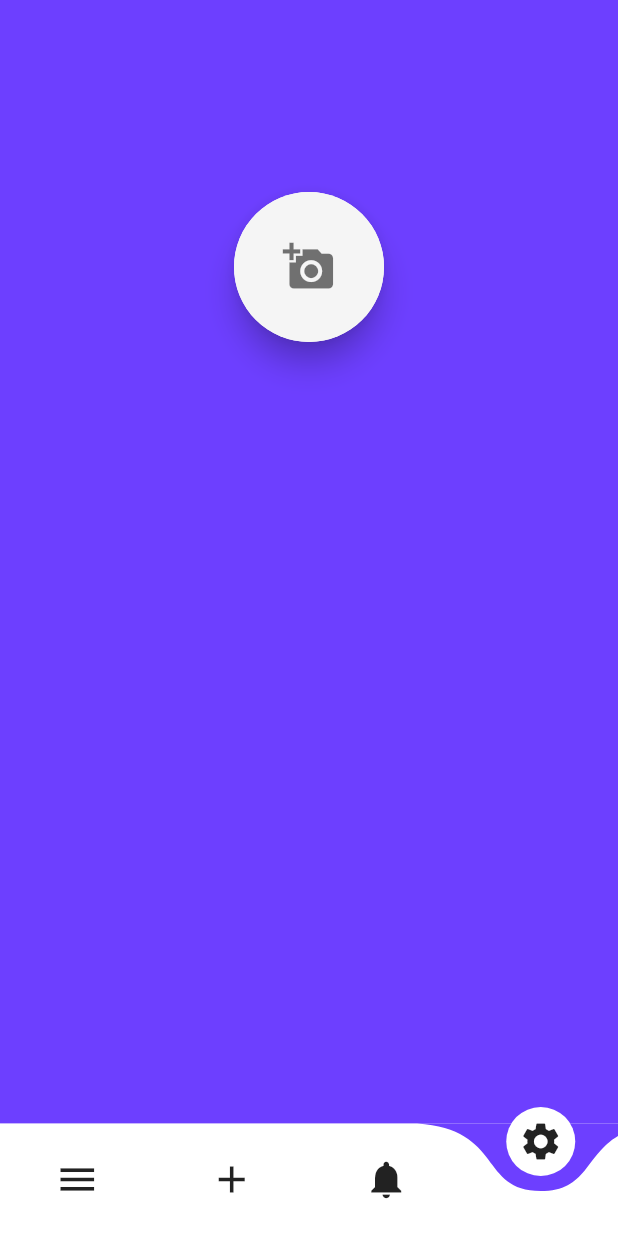
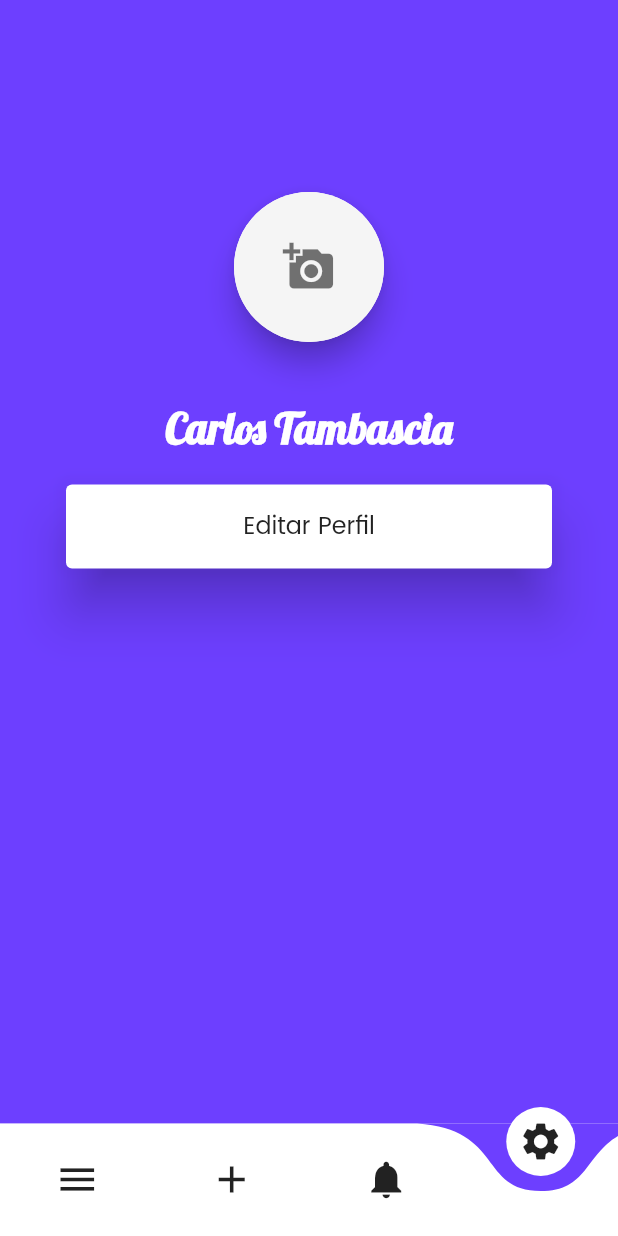
Before and after one commit to CarlosAndresTambascia/letsrun, a Flutter app: the HomeScreen screen opened by its route, item 4 of the bottom bar chosen, on a phone screen of 412 x 824 dp. Run offline on Flutter 3.47's test engine with Material 2 defaults, Android fonts, the phone set to English and light mode, and no system bars; drawn by our look-alikes of avatar_glow, curved_navigation_bar; our stand-ins replace image_picker, like_button; missing offline and left inert: animated_card, nice_button; network calls fail.

Commit message:
Some progress

```diff
--- a/lib/pages/home_screen.dart
+++ b/lib/pages/home_screen.dart
@@ -1,6 +1,7 @@
 import 'package:animated_card/animated_card.dart';
 import 'package:curved_navigation_bar/curved_navigation_bar.dart';
 import 'package:flutter/material.dart';
+import 'package:letsrun/pages/notifications_screen.dart';
 import 'package:letsrun/pages/settings_screen.dart';
 
 import 'news_screen.dart';
@@ -45,15 +46,12 @@ class _HomeScreenState extends State<HomeScreen> {
         return NewPost();
         break;
       case 1:
-        print('this should be an add thing');
         return MenuOption1();
         break;
       case 2:
-        print('this should be notif');
-        return NewPost();
+        return NotificationsScreen();
         break;
       case 3:
-        print('this should be settings');
         return Settings();
         break;
       default:
--- a/lib/pages/settings_screen.dart
+++ b/lib/pages/settings_screen.dart
@@ -1,6 +1,7 @@
 import 'dart:io';
 
 import 'package:avatar_glow/avatar_glow.dart';
+import 'package:flutter/cupertino.dart';
 import 'package:flutter/material.dart';
 import 'package:image_picker/image_picker.dart';
 
@@ -44,6 +45,26 @@ class _SettingsState extends State<Settings> {
                         )),
                   ),
                 ),
+                Text(
+                  'Carlos Tambascia',
+                  textAlign: TextAlign.center,
+                  style: TextStyle(
+                      fontFamily: 'Lobster', fontSize: 28.0, color: Colors.white, fontWeight: FontWeight.bold),
+                ),
+                GestureDetector(
+                  child: Card(
+                    elevation: 15.0,
+                    margin: EdgeInsets.all(20.0),
+                    child: Column(
+                      mainAxisSize: MainAxisSize.min,
+                      children: <Widget>[
+                        ListTile(
+                          title: Text('Editar Perfil', textAlign: TextAlign.center),
+                        ),
+                      ],
+                    ),
+                  ),
+                ),
               ],
             ),
             padding: EdgeInsets.symmetric(horizontal: 24.0, vertical: 88.0),
--- a/pubspec.yaml
+++ b/pubspec.yaml
@@ -18,6 +18,7 @@ dependencies:
   image_picker: ^0.6.5+2
   curved_navigation_bar: ^0.3.2
   animated_card: ^1.0.0+8
+  like_button: ^0.2.0
 
 dev_dependencies:
   flutter_test:
@@ -44,3 +45,7 @@ flutter:
         - asset: assets/fonts/poppins_regular.ttf
         - asset: assets/fonts/poppins_bold.ttf
           weight: 700
+    - family: Lobster
+      fonts:
+        - asset: assets/fonts/lobster-regular.ttf
+          weight: 700
```
Also changed, not shown: lib/pages/new_post_screen.dart (+13 -0 lines), lib/pages/news_screen.dart (+69 -7 lines), lib/pages/notifications_screen.dart (+36 -0 lines), pubspec.lock.
